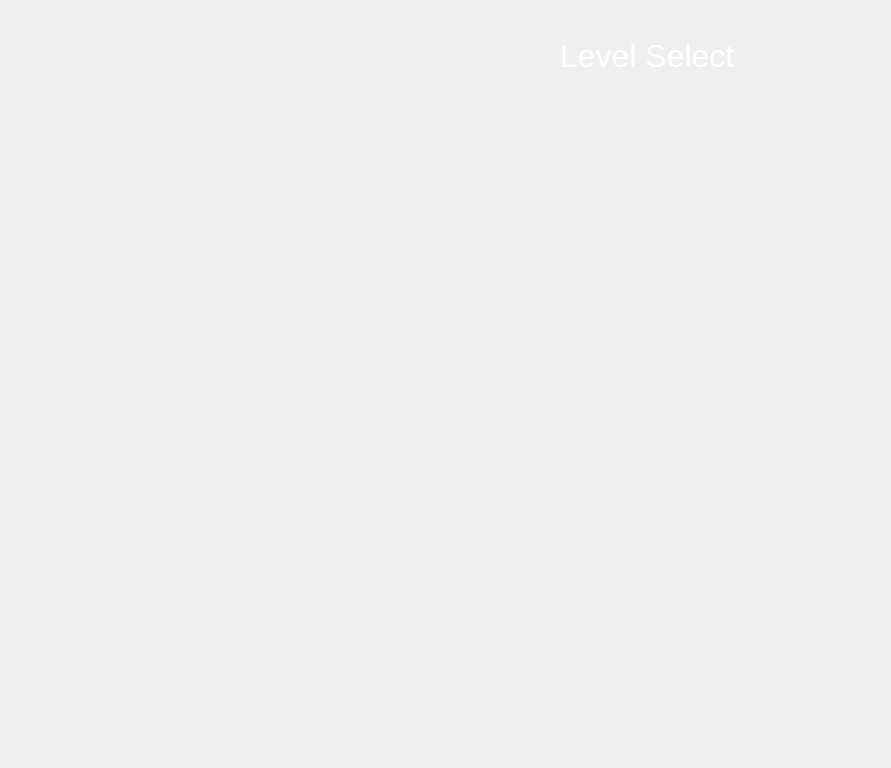
First picture: the form in MainMenu/levelselectwindow.ui, repository tmpope/typersblock, before the edit; both pictures show x 0 to 891 and y 0 to 768 of the 1366 by 768 pixel window.
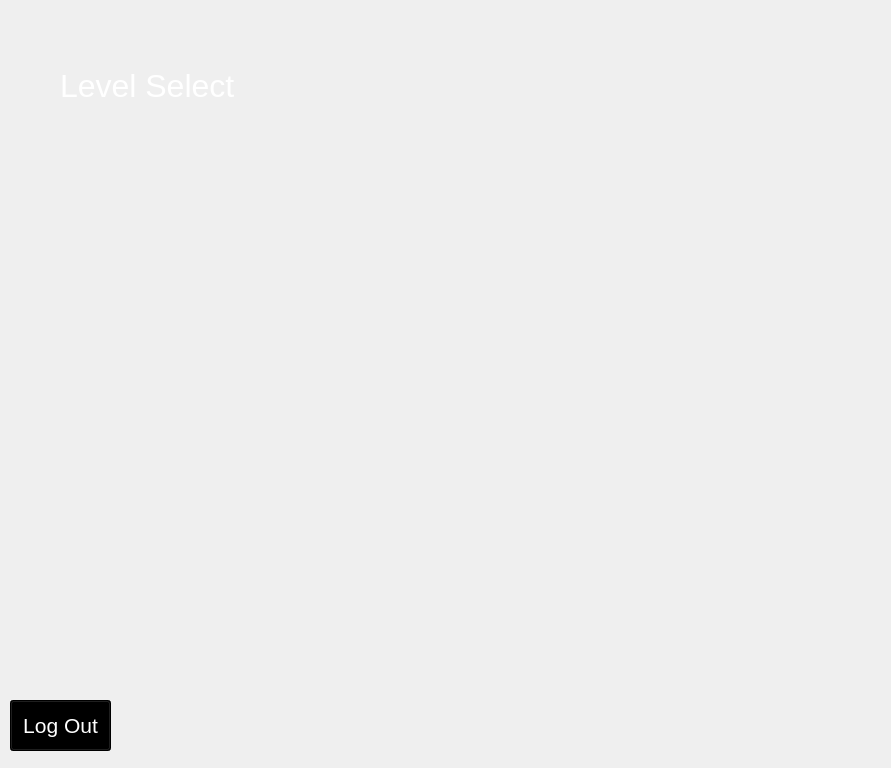
Second picture: the form after the edit. Icons and pictures are not drawn.

Commit message: Cleaned up file structure, more relative pathing. Client now ues rapidjson. Figured out how to make a 'log out' button, taking the user back to the login menu.

What changed in the file:
```diff
--- a/MainMenu/levelselectwindow.ui
+++ b/MainMenu/levelselectwindow.ui
@@ -28,10 +28,10 @@
    <widget class="QLabel" name="label">
     <property name="geometry">
      <rect>
-      <x>560</x>
-      <y>30</y>
-      <width>181</width>
-      <height>51</height>
+      <x>60</x>
+      <y>40</y>
+      <width>501</width>
+      <height>91</height>
      </rect>
     </property>
     <property name="font">
@@ -47,6 +47,28 @@
      <string>Level Select</string>
     </property>
    </widget>
+   <widget class="QPushButton" name="pushButton">
+    <property name="geometry">
+     <rect>
+      <x>10</x>
+      <y>700</y>
+      <width>101</width>
+      <height>51</height>
+     </rect>
+    </property>
+    <property name="font">
+     <font>
+      <pointsize>16</pointsize>
+     </font>
+    </property>
+    <property name="styleSheet">
+     <string notr="true">color: white;
+background-color: black;</string>
+    </property>
+    <property name="text">
+     <string>Log Out</string>
+    </property>
+   </widget>
   </widget>
  </widget>
  <resources/>
```
The commit also changes 424 other files.
